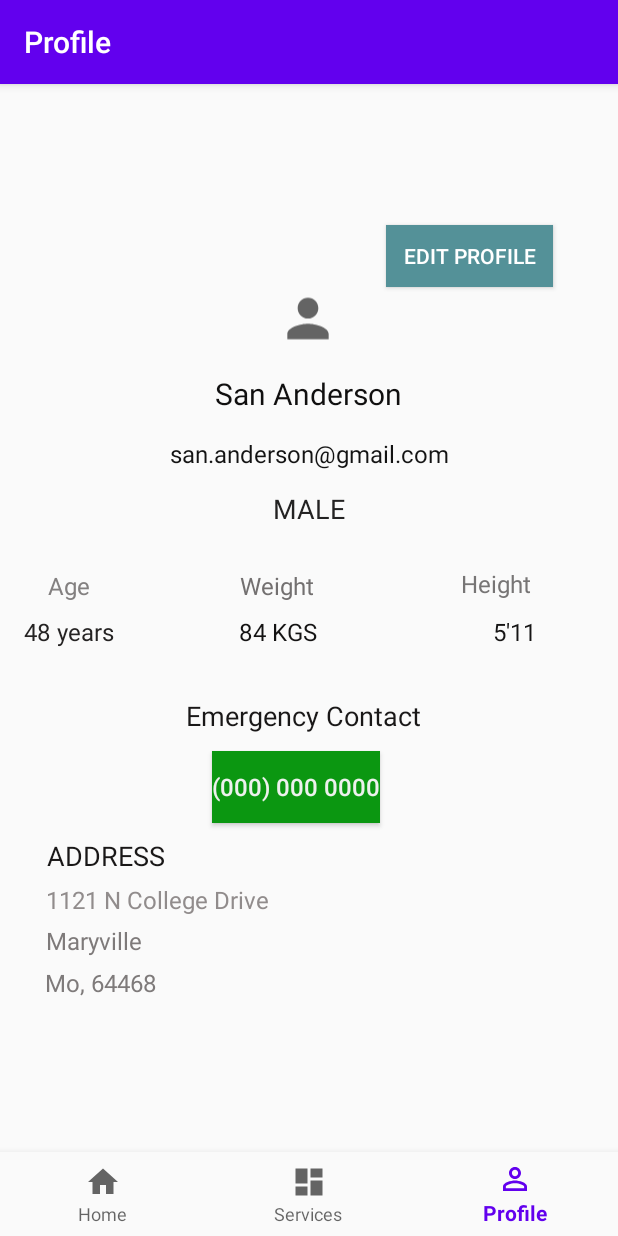
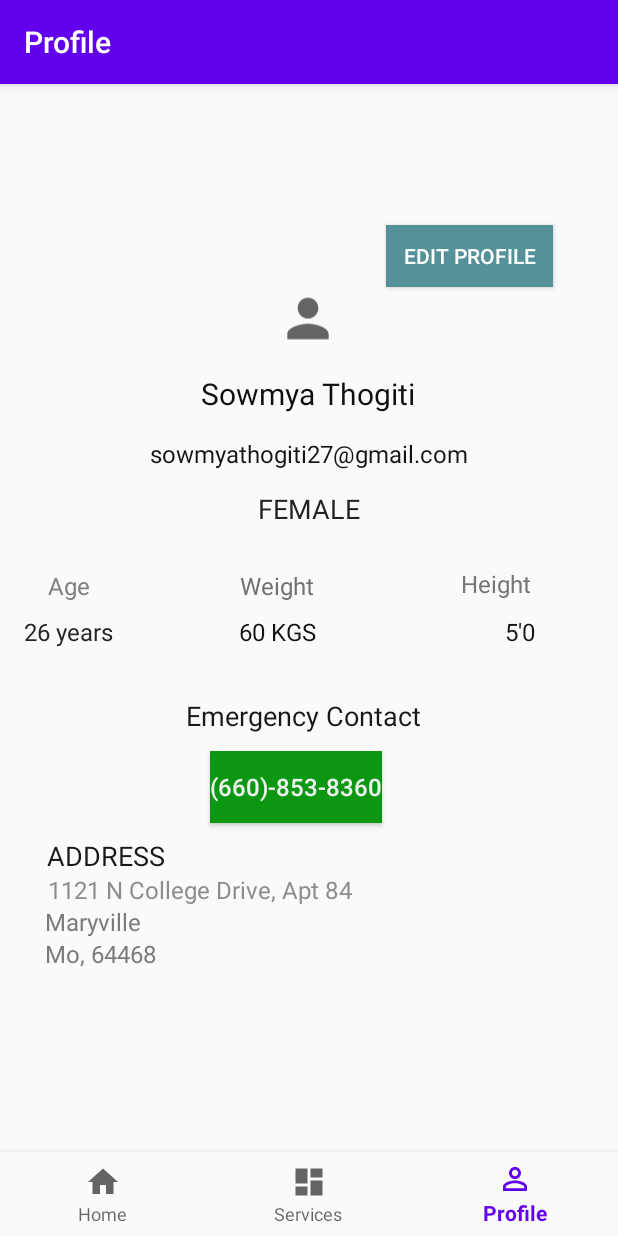
Before and after one commit to sowmyathogiti/PicStudioLab, an Android app: the NotificationsFragment screen opened through its navigation route, on a phone screen of 412 x 824 dp. Run offline under Robolectric (Android 15) with nearby library versions, the phone set to English and light mode, and no system bars; our stand-ins replace navigation-ui.

Commit message:
changed design of profile fragment used as the menu

```diff
--- a/PicStudioLab_project/app/src/main/res/layout/fragment_notifications.xml
+++ b/PicStudioLab_project/app/src/main/res/layout/fragment_notifications.xml
@@ -26,7 +26,7 @@
         android:layout_width="wrap_content"
         android:layout_height="wrap_content"
         android:editable="true"
-        android:text="San Anderson"
+        android:text="Sowmya Thogiti"
         android:textColor="#100F0F"
         android:textSize="20sp"
         app:layout_constraintBottom_toBottomOf="parent"
@@ -41,7 +41,7 @@
         android:layout_width="wrap_content"
         android:layout_height="wrap_content"
         android:editable="true"
-        android:text="san.anderson@gmail.com"
+        android:text="sowmyathogiti27@gmail.com"
         android:textColor="#131313"
         android:textSize="16sp"
         app:layout_constraintBottom_toBottomOf="parent"
@@ -54,7 +54,7 @@
         android:id="@+id/gender"
         android:layout_width="wrap_content"
         android:layout_height="wrap_content"
-        android:text="MALE"
+        android:text="FEMALE"
         android:textColor="#232222"
         android:textSize="18sp"
         app:layout_constraintBottom_toBottomOf="parent"
@@ -111,7 +111,7 @@
         android:layout_width="wrap_content"
         android:layout_height="wrap_content"
         android:editable="true"
-        android:text="48 years"
+        android:text="26 years"
         android:textColor="#252323"
         android:textSize="16sp"
         app:layout_constraintBottom_toBottomOf="parent"
@@ -126,7 +126,7 @@
         android:layout_width="wrap_content"
         android:layout_height="wrap_content"
         android:editable="true"
-        android:text="84 KGS"
+        android:text="60 KGS"
         android:textColor="#131212"
         android:textSize="16sp"
         app:layout_constraintBottom_toBottomOf="parent"
@@ -141,7 +141,7 @@
         android:layout_width="wrap_content"
         android:layout_height="wrap_content"
         android:editable="true"
-        android:text="5'11"
+        android:text="5'0"
         android:textColor="#151414"
         android:textSize="16sp"
         app:layout_constraintBottom_toBottomOf="parent"
@@ -171,7 +171,7 @@
         android:layout_height="wrap_content"
         android:background="#0B9711"
         android:editable="true"
-        android:text="(000) 000 0000"
+        android:text="(660)-853-8360"
         android:textColor="#EDF1ED"
         android:textSize="16sp"
         app:layout_constraintBottom_toBottomOf="parent"
@@ -199,15 +199,15 @@
         android:id="@+id/st"
         android:layout_width="wrap_content"
         android:layout_height="wrap_content"
-        android:text="1121 N College Drive"
+        android:text="1121 N College Drive, Apt 84"
         android:textColor="#918C8C"
         android:textSize="16sp"
         app:layout_constraintBottom_toBottomOf="parent"
         app:layout_constraintEnd_toEndOf="parent"
-        app:layout_constraintHorizontal_bias="0.117"
+        app:layout_constraintHorizontal_bias="0.153"
         app:layout_constraintStart_toStartOf="parent"
         app:layout_constraintTop_toTopOf="parent"
-        app:layout_constraintVertical_bias="0.691" />
+        app:layout_constraintVertical_bias="0.681" />
 
     <TextView
         android:id="@+id/state"
@@ -218,10 +218,10 @@
         android:textSize="16sp"
         app:layout_constraintBottom_toBottomOf="parent"
         app:layout_constraintEnd_toEndOf="parent"
-        app:layout_constraintHorizontal_bias="0.089"
+        app:layout_constraintHorizontal_bias="0.086"
         app:layout_constraintStart_toStartOf="parent"
         app:layout_constraintTop_toTopOf="parent"
-        app:layout_constraintVertical_bias="0.73" />
+        app:layout_constraintVertical_bias="0.712" />
 
     <TextView
         android:id="@+id/MOtext"
@@ -235,7 +235,7 @@
         app:layout_constraintHorizontal_bias="0.089"
         app:layout_constraintStart_toStartOf="parent"
         app:layout_constraintTop_toTopOf="parent"
-        app:layout_constraintVertical_bias="0.771" />
+        app:layout_constraintVertical_bias="0.743" />
 
     <ImageView
         android:id="@+id/imageView"
```
